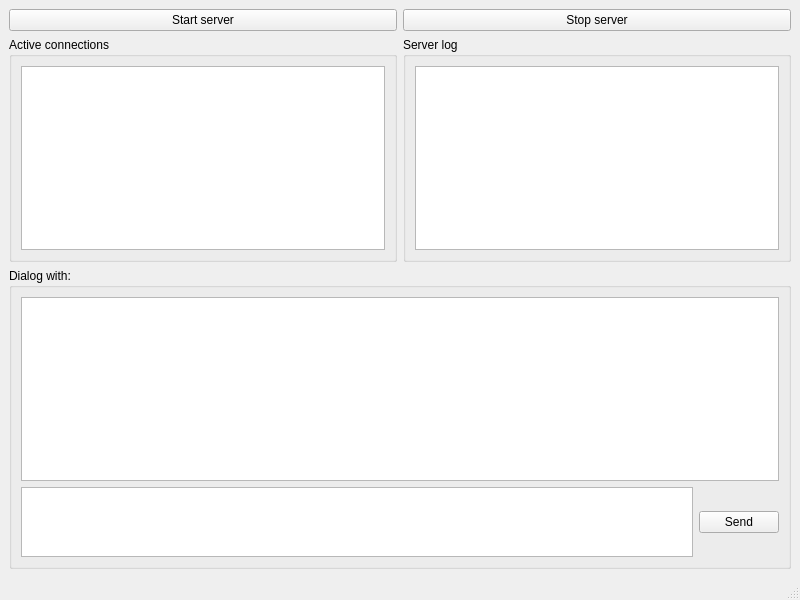
Qt form Server/serverwindow.ui (IlyaShirokov/Messenger) before a commit.
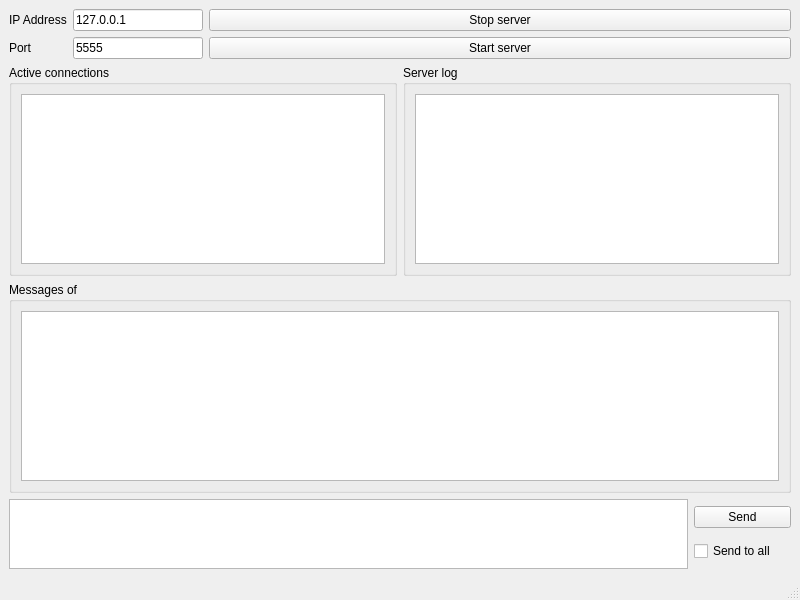
The same form after that commit.

What changed in the file:
```diff
--- a/Server/serverwindow.ui
+++ b/Server/serverwindow.ui
@@ -14,23 +14,71 @@
    <string>ServerWindow</string>
   </property>
   <widget class="QWidget" name="centralwidget">
-   <layout class="QVBoxLayout" name="verticalLayout_3">
+   <layout class="QVBoxLayout" name="verticalLayout_3" stretch="1,7,7,1">
     <item>
-     <layout class="QHBoxLayout" name="horizontalLayout">
+     <layout class="QHBoxLayout" name="horizontalLayout" stretch="1,3">
       <item>
-       <widget class="QPushButton" name="button_startServer">
+       <layout class="QFormLayout" name="formLayout">
+        <item row="0" column="0">
+         <widget class="QLabel" name="label_2">
         <property name="text">
-         <string>Start server</string>
+           <string>IP Address</string>
         </property>
        </widget>
       </item>
+        <item row="1" column="0">
+         <widget class="QLabel" name="label_3">
+          <property name="text">
+           <string>Port</string>
+          </property>
+         </widget>
+        </item>
+        <item row="0" column="1">
+         <widget class="QLineEdit" name="lineEdit_ipAddress">
+          <property name="text">
+           <string>127.0.0.1</string>
+          </property>
+         </widget>
+        </item>
+        <item row="1" column="1">
+         <widget class="QLineEdit" name="lineEdit_port">
+          <property name="text">
+           <string>5555</string>
+          </property>
+         </widget>
+        </item>
+       </layout>
+      </item>
+      <item>
+       <layout class="QVBoxLayout" name="verticalLayout_5">
       <item>
        <widget class="QPushButton" name="button_stopServer">
+          <property name="sizePolicy">
+           <sizepolicy hsizetype="Minimum" vsizetype="Maximum">
+            <horstretch>0</horstretch>
+            <verstretch>0</verstretch>
+           </sizepolicy>
+          </property>
         <property name="text">
          <string>Stop server</string>
         </property>
        </widget>
       </item>
+        <item>
+         <widget class="QPushButton" name="button_startServer">
+          <property name="sizePolicy">
+           <sizepolicy hsizetype="Minimum" vsizetype="Maximum">
+            <horstretch>0</horstretch>
+            <verstretch>0</verstretch>
+           </sizepolicy>
+          </property>
+          <property name="text">
+           <string>Start server</string>
+          </property>
+         </widget>
+        </item>
+       </layout>
+      </item>
      </layout>
     </item>
     <item>
@@ -78,7 +126,7 @@
     <item>
      <widget class="QGroupBox" name="groupBox_3">
       <property name="title">
-       <string>Dialog with: </string>
+       <string>Messages of </string>
       </property>
       <layout class="QVBoxLayout" name="verticalLayout_4">
        <item>
@@ -91,35 +139,33 @@
          </property>
         </widget>
        </item>
-       <item>
-        <layout class="QHBoxLayout" name="horizontalLayout_3">
-         <item>
-          <widget class="QTextEdit" name="textEdit_message">
-           <property name="sizePolicy">
-            <sizepolicy hsizetype="Expanding" vsizetype="Maximum">
-             <horstretch>0</horstretch>
-             <verstretch>0</verstretch>
-            </sizepolicy>
-           </property>
+      </layout>
           </widget>
          </item>
          <item>
-          <widget class="QPushButton" name="button_send">
-           <property name="sizePolicy">
-            <sizepolicy hsizetype="Minimum" vsizetype="Maximum">
-             <horstretch>0</horstretch>
-             <verstretch>0</verstretch>
-            </sizepolicy>
-           </property>
+     <layout class="QHBoxLayout" name="horizontalLayout_4" stretch="7,1">
+      <item>
+       <widget class="QTextEdit" name="textEdit_message"/>
+      </item>
+      <item>
+       <layout class="QVBoxLayout" name="verticalLayout_6">
+        <item>
+         <widget class="QPushButton" name="button_sendMsg">
            <property name="text">
             <string>Send</string>
            </property>
           </widget>
          </item>
-        </layout>
-       </item>
-      </layout>
-     </widget>
+        <item>
+         <widget class="QCheckBox" name="checkBox">
+          <property name="text">
+           <string>Send to all</string>
+          </property>
+         </widget>
+        </item>
+       </layout>
+      </item>
+     </layout>
     </item>
    </layout>
   </widget>
```
Lines whose indentation alone changed are shown as unchanged.
